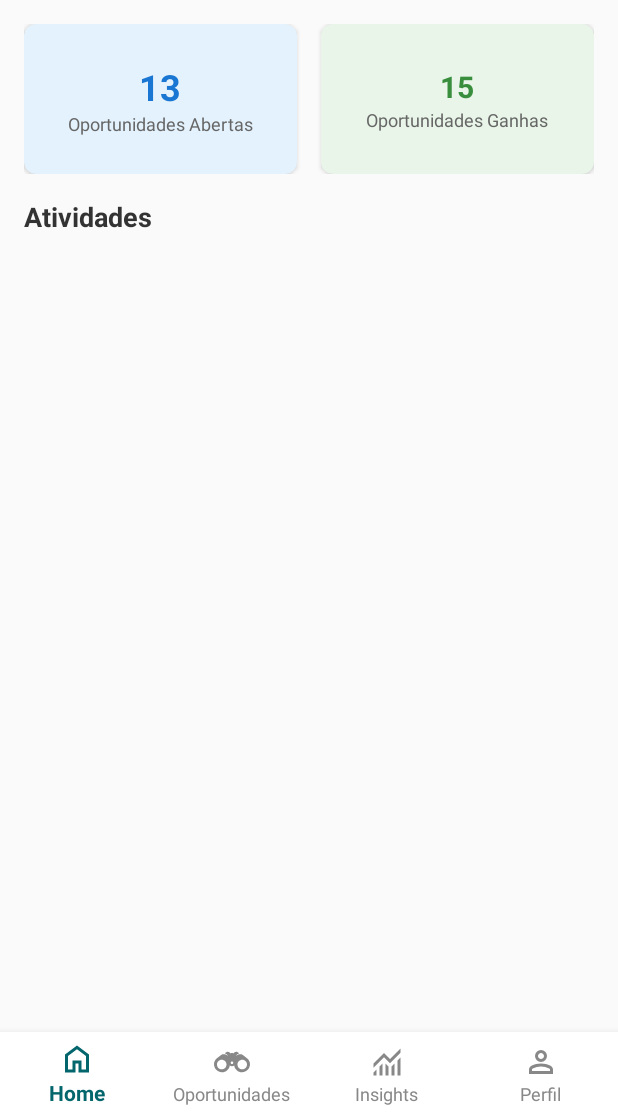
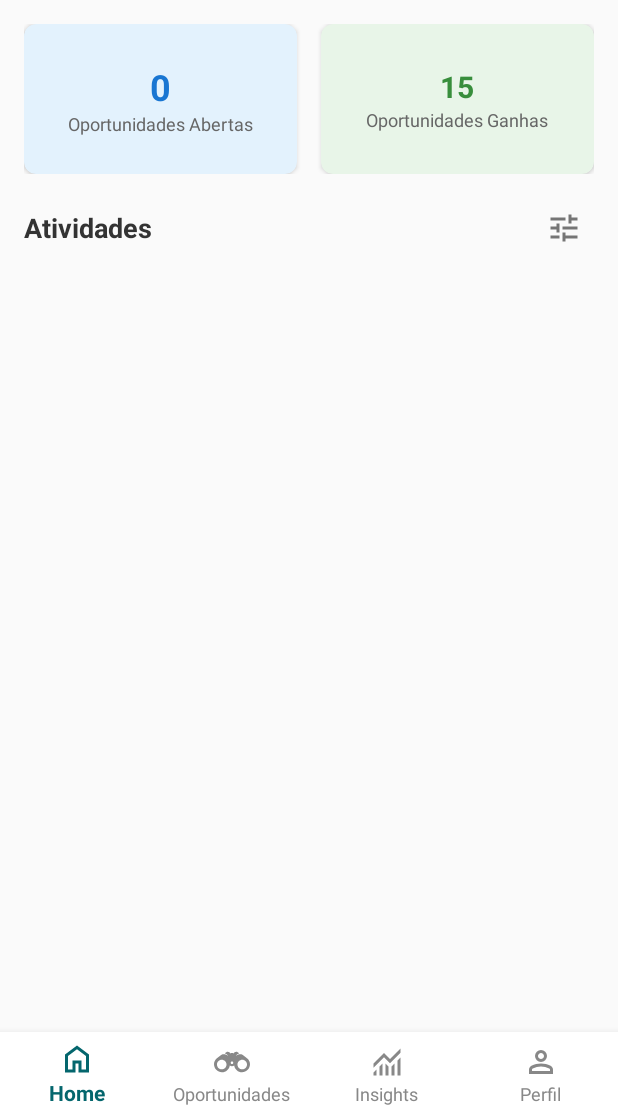
Before and after one commit to H3nriqu3L/Commercial-Monitoring-App, an Android app: the HomeFragment screen opened directly, with no data from a screen before it, on a phone screen of 412 x 824 dp, the part 120-1236 px from its top. Run offline under Robolectric (Android 15) with nearby library versions, the phone set to English and light mode, and no system bars; libraries missing offline, so code that uses them is left out: com.github.mikephil.charting.

Commit message:
Add filter option in homeScreen

```diff
--- a/app/src/main/res/layout/fragment_home.xml
+++ b/app/src/main/res/layout/fragment_home.xml
@@ -94,14 +94,36 @@
 
         </LinearLayout>
 
-        <TextView
-            android:layout_width="wrap_content"
+
+        <LinearLayout
+            android:layout_width="match_parent"
             android:layout_height="wrap_content"
-            android:text="Atividades"
-            android:textSize="18sp"
-            android:textStyle="bold"
-            android:textColor="#333333"
-            android:layout_marginBottom="12dp" />
+            android:orientation="horizontal"
+            android:layout_marginBottom="12dp"
+            android:gravity="center_vertical">
+
+            <TextView
+                android:layout_width="0dp"
+                android:layout_height="wrap_content"
+                android:layout_weight="1"
+                android:text="Atividades"
+                android:textSize="18sp"
+                android:textStyle="bold"
+                android:textColor="#333333" />
+
+            <ImageView
+                android:id="@+id/filterIconHome"
+                android:layout_width="40dp"
+                android:layout_height="40dp"
+                android:background="?attr/selectableItemBackgroundBorderless"
+                android:clickable="true"
+                android:focusable="true"
+                android:padding="8dp"
+                android:src="@drawable/filter"
+                android:contentDescription="Filter"
+                app:tint="#757575" />
+
+        </LinearLayout>
 
 
         <androidx.recyclerview.widget.RecyclerView
--- /dev/null
+++ b/app/src/main/res/menu/filter_menu_home.xml
@@ -0,0 +1,7 @@
+<?xml version="1.0" encoding="utf-8"?>
+<menu xmlns:android="http://schemas.android.com/apk/res/android">
+    <item android:id="@+id/filter_all"
+        android:title="Todos" />
+    <item android:id="@+id/filter_mine"
+        android:title="Minhas Atividades" />
+</menu>
```
Also changed, not shown: app/src/main/java/com/example/commercial_monitoring_app/HomeFragment.java (+60 -1 lines).
